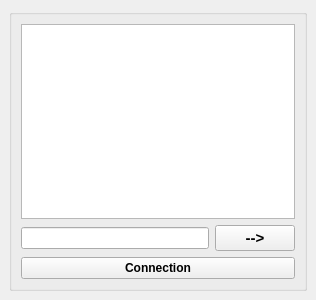
Before: the Qt Designer form ClientQt/mainwindow.ui in Eugene-beginning-of-the-path/ClientQt, drawn with Qt 5.
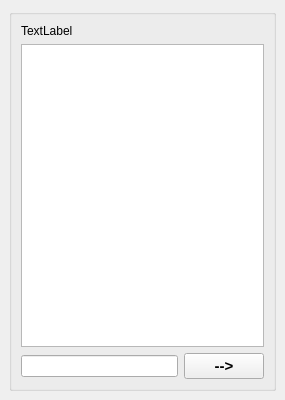
After: the same form once the commit is applied.

```diff
--- a/ClientQt/mainwindow.ui
+++ b/ClientQt/mainwindow.ui
@@ -6,8 +6,8 @@
    <rect>
     <x>0</x>
     <y>0</y>
-    <width>316</width>
-    <height>300</height>
+    <width>285</width>
+    <height>400</height>
    </rect>
   </property>
   <property name="windowTitle">
@@ -21,13 +21,20 @@
        <string/>
       </property>
       <layout class="QGridLayout" name="gridLayout">
-       <item row="0" column="0" colspan="2">
+       <item row="0" column="0">
+        <widget class="QLabel" name="label">
+         <property name="text">
+          <string>TextLabel</string>
+         </property>
+        </widget>
+       </item>
+       <item row="1" column="0" colspan="2">
         <widget class="QTextBrowser" name="textBrowser"/>
        </item>
-       <item row="1" column="0">
+       <item row="2" column="0">
         <widget class="QLineEdit" name="lineEdit"/>
        </item>
-       <item row="1" column="1">
+       <item row="2" column="1">
         <widget class="QPushButton" name="pushButton_2">
          <property name="font">
           <font>
@@ -44,18 +51,6 @@
          </property>
         </widget>
        </item>
-       <item row="2" column="0" colspan="2">
-        <widget class="QPushButton" name="pushButton">
-         <property name="font">
-          <font>
-           <bold>true</bold>
-          </font>
-         </property>
-         <property name="text">
-          <string>Connection</string>
-         </property>
-        </widget>
-       </item>
       </layout>
      </widget>
     </item>
```
